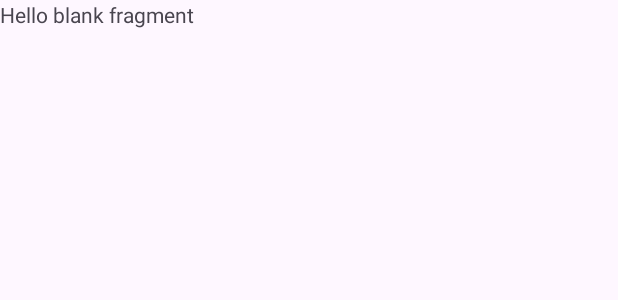
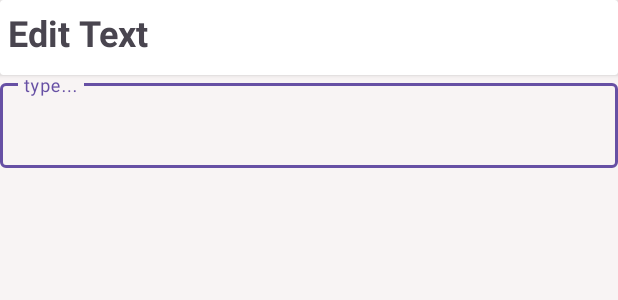
Before and after one commit to semihbag/StudyFlow-CSE3044, an Android app: the layout fragment_edit_text.xml on its own in the app's theme, with its tools: preview values and no code run, on a phone screen of 412 x 824 dp. Shown: the top 300 px of the screen. Run offline under Robolectric (Android 15) with nearby library versions, the phone set to English and light mode, and no system bars.

```diff
--- a/app/src/main/res/layout/fragment_edit_text.xml
+++ b/app/src/main/res/layout/fragment_edit_text.xml
@@ -1,14 +1,58 @@
 <?xml version="1.0" encoding="utf-8"?>
-<FrameLayout xmlns:android="http://schemas.android.com/apk/res/android"
+
+<layout
+    xmlns:android="http://schemas.android.com/apk/res/android"
     xmlns:tools="http://schemas.android.com/tools"
-    android:layout_width="match_parent"
-    android:layout_height="match_parent"
     tools:context=".view.input_output_edit.EditTextFragment">
 
-    <!-- TODO: Update blank fragment layout -->
-    <TextView
+    <androidx.constraintlayout.widget.ConstraintLayout
+
         android:layout_width="match_parent"
         android:layout_height="match_parent"
-        android:text="@string/hello_blank_fragment" />
+        android:background="#f8f4f4">
 
-</FrameLayout>
+        <LinearLayout
+            android:layout_width="match_parent"
+            android:layout_height="match_parent"
+            android:orientation="vertical">
+
+            <androidx.cardview.widget.CardView
+                android:layout_width="match_parent"
+                android:layout_height="50dp"
+                android:background="#ffffff"
+                android:orientation="vertical">
+
+                <TextView
+                    android:layout_width="match_parent"
+                    android:layout_height="match_parent"
+                    android:layout_margin="5dp"
+                    android:text="Edit Text"
+                    android:textAlignment="viewStart"
+                    android:textSize="24sp"
+                    android:textStyle="bold">
+
+                </TextView>
+
+            </androidx.cardview.widget.CardView>
+
+            <LinearLayout
+                android:layout_width="match_parent"
+                android:layout_height="wrap_content">
+
+
+                <com.google.android.material.textfield.TextInputLayout
+                    android:layout_width="match_parent"
+                    android:layout_height="match_parent">
+
+                    <com.google.android.material.textfield.TextInputEditText
+                        android:layout_width="match_parent"
+                        android:layout_height="wrap_content"
+                        android:hint="type..." />
+
+                </com.google.android.material.textfield.TextInputLayout>
+            </LinearLayout>
+
+        </LinearLayout>
+
+    </androidx.constraintlayout.widget.ConstraintLayout>
+</layout>
```
Also changed, not shown: app/src/main/java/com/example/studyflow/enums/EditInputType.kt (added, +9 -0 lines), app/src/main/res/navigation/navigation.xml (+12 -1 lines).
